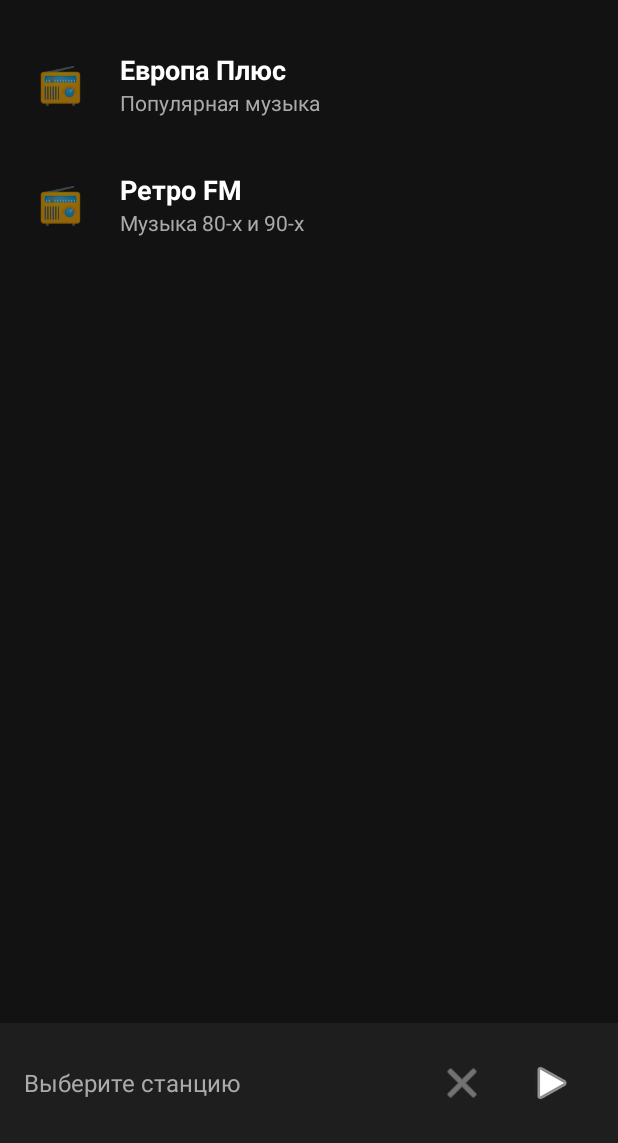
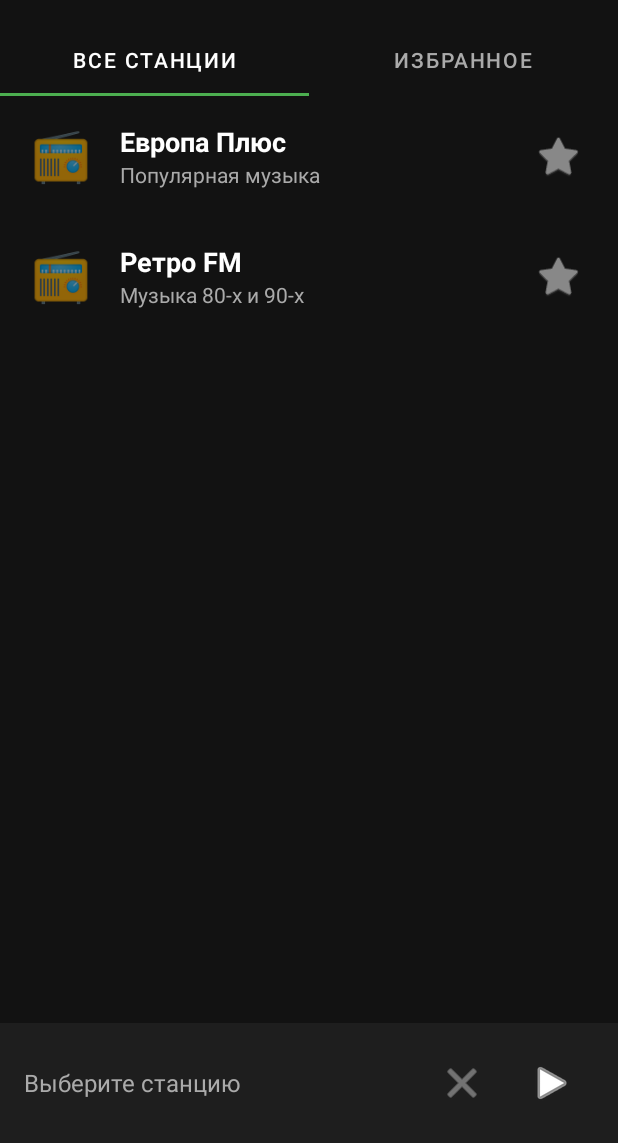
Before and after one commit to Ivan73738182/WaveBoxApp, an Android app: the screen it shows after launch (MainActivity), on a phone screen of 412 x 824 dp, the part 93-1236 px from its top. Run offline under Robolectric (Android 15) with nearby library versions, the phone set to English and light mode, and no system bars; 3 statements that could not run were skipped.

Commit message:
feat: add favorites with SharedPreferences and tabs

```diff
--- a/app/src/main/java/com/ivangames/wavebox/MainActivity.kt
+++ b/app/src/main/java/com/ivangames/wavebox/MainActivity.kt
@@ -5,7 +5,6 @@ import android.content.ComponentName
 import android.content.pm.PackageManager
 import android.os.Build
 import android.os.Bundle
-import android.util.Log
 import android.widget.ImageButton
 import android.widget.TextView
 import android.widget.Toast
@@ -20,13 +19,9 @@ import androidx.media3.session.MediaController
 import androidx.media3.session.SessionToken
 import androidx.recyclerview.widget.LinearLayoutManager
 import androidx.recyclerview.widget.RecyclerView
+import com.google.android.material.tabs.TabLayout
 import com.google.common.util.concurrent.ListenableFuture
 import com.google.common.util.concurrent.MoreExecutors
-import com.google.gson.Gson
-import com.google.gson.reflect.TypeToken
-import okhttp3.OkHttpClient
-import okhttp3.Request
-import java.util.concurrent.Executors
 
 class MainActivity : AppCompatActivity() {
 
@@ -36,26 +31,27 @@ class MainActivity : AppCompatActivity() {
     private lateinit var stopButton: ImageButton
     private lateinit var nowPlayingText: TextView
     private lateinit var adapter: StationAdapter
-    private var stations: List<Station> = emptyList()
+    private lateinit var repository: StationRepository
+    private lateinit var tabLayout: TabLayout
 
-    // Ссылка на наш сервер Render
-    private val serverUrl = "https://waveboxserver.onrender.com/stations"
+    private val stations = listOf(
+        Station("Европа Плюс", "Популярная музыка", "http://ep128.hostingradio.ru:8030/ep128"),
+        Station("Ретро FM", "Музыка 80-х и 90-х", "http://retroserver.streamr.ru:8043/retro256.mp3")
+    )
 
     private val requestPermissionLauncher = registerForActivityResult(
         ActivityResultContracts.RequestPermission()
-    ) { isGranted: Boolean ->
-        if (!isGranted) {
-            Toast.makeText(this, "Без разрешения уведомление не появится", Toast.LENGTH_LONG).show()
-        }
-    }
+    ) { }
 
     override fun onCreate(savedInstanceState: Bundle?) {
         super.onCreate(savedInstanceState)
         setContentView(R.layout.activity_main)
 
+        repository = StationRepository(this)
         playPauseButton = findViewById(R.id.playPauseButton)
         stopButton = findViewById(R.id.stopButton)
         nowPlayingText = findViewById(R.id.nowPlayingText)
+        tabLayout = findViewById(R.id.tabLayout)
         val recyclerView = findViewById<RecyclerView>(R.id.recyclerView)
 
         if (Build.VERSION.SDK_INT >= Build.VERSION_CODES.TIRAMISU) {
@@ -66,15 +62,29 @@ class MainActivity : AppCompatActivity() {
             }
         }
 
-        // Инициализируем адаптер с пустым списком (загрузим позже)
+        // Настраиваем табы
+        tabLayout.addTab(tabLayout.newTab().setText("Все станции"))
+        tabLayout.addTab(tabLayout.newTab().setText("Избранное"))
+
         recyclerView.layoutManager = LinearLayoutManager(this)
-        adapter = StationAdapter(emptyList()) { station ->
-            playStation(station)
-        }
+        adapter = StationAdapter(
+            stations,
+            { station -> playStation(station) },
+            { station -> toggleFavorite(station) },
+            repository
+        )
         recyclerView.adapter = adapter
 
-        // Загружаем станции с сервера
-        loadStationsFromServer()
+        tabLayout.addOnTabSelectedListener(object : TabLayout.OnTabSelectedListener {
+            override fun onTabSelected(tab: TabLayout.Tab?) {
+                when (tab?.position) {
+                    0 -> adapter.updateStations(stations)
+                    1 -> adapter.updateStations(repository.getFavorites())
+                }
+            }
+            override fun onTabUnselected(tab: TabLayout.Tab?) {}
+            override fun onTabReselected(tab: TabLayout.Tab?) {}
+        })
 
         val sessionToken = SessionToken(this, ComponentName(this, RadioService::class.java))
         controllerFuture = MediaController.Builder(this, sessionToken).buildAsync()
@@ -87,13 +97,11 @@ class MainActivity : AppCompatActivity() {
                 override fun onIsPlayingChanged(isPlaying: Boolean) {
                     updatePlayPauseButton(isPlaying)
                 }
-
                 override fun onMediaItemTransition(mediaItem: MediaItem?, reason: Int) {
                     val title = mediaItem?.mediaMetadata?.title?.toString() ?: "Неизвестно"
                     nowPlayingText.text = title
                     adapter.setPlayingStation(title)
                 }
-
                 override fun onPlayerError(error: PlaybackException) {
                     Toast.makeText(this@MainActivity, "Ошибка: ${error.errorCodeName}", Toast.LENGTH_LONG).show()
                     nowPlayingText.text = "Ошибка воспроизведения"
@@ -116,42 +124,15 @@ class MainActivity : AppCompatActivity() {
         }
     }
 
-    private fun loadStationsFromServer() {
-        Executors.newSingleThreadExecutor().execute {
-            try {
-                val client = OkHttpClient()
-                val request = Request.Builder().url(serverUrl).build()
-                val response = client.newCall(request).execute()
-
-                if (response.isSuccessful) {
-                    val json = response.body?.string()
-                    val type = object : TypeToken<List<Station>>() {}.type
-                    val loadedStations: List<Station> = Gson().fromJson(json, type)
-
-                    runOnUiThread {
-                        stations = loadedStations
-                        adapter = StationAdapter(stations) { station ->
-                            playStation(station)
-                        }
-                        findViewById<RecyclerView>(R.id.recyclerView).adapter = adapter
-                    }
-                } else {
-                    Log.e("WaveBox", "Server error: ${response.code}")
-                }
-            } catch (e: Exception) {
-                Log.e("WaveBox", "Error loading stations", e)
-                // Если сервер не ответил, показываем станции по умолчанию
-                runOnUiThread {
-                    stations = listOf(
-                        Station("Европа Плюс", "Популярная музыка", "http://ep128.hostingradio.ru:8030/ep128"),
-                        Station("Ретро FM", "Музыка 80-х и 90-х", "http://retroserver.streamr.ru:8043/retro256.mp3")
-                    )
-                    adapter = StationAdapter(stations) { station ->
-                        playStation(station)
-                    }
-                    findViewById<RecyclerView>(R.id.recyclerView).adapter = adapter
-                }
-            }
+    private fun toggleFavorite(station: Station) {
+        if (repository.isFavorite(station)) {
+            repository.removeFavorite(station)
+        } else {
+            repository.addFavorite(station)
+        }
+        // Если мы на вкладке "Избранное", обновляем список
+        if (tabLayout.selectedTabPosition == 1) {
+            adapter.updateStations(repository.getFavorites())
         }
     }
 
@@ -165,17 +146,14 @@ class MainActivity : AppCompatActivity() {
 
     private fun playStation(station: Station) {
         nowPlayingText.text = "Загрузка: ${station.name}..."
-
         val mediaMetadata = MediaMetadata.Builder()
             .setTitle(station.name)
             .setArtist(station.desc)
             .build()
-
         val mediaItem = MediaItem.Builder()
             .setUri(station.url)
             .setMediaMetadata(mediaMetadata)
             .build()
-
         controller?.setMediaItem(mediaItem)
         controller?.prepare()
         controller?.play()
--- a/app/src/main/java/com/ivangames/wavebox/StationAdapter.kt
+++ b/app/src/main/java/com/ivangames/wavebox/StationAdapter.kt
@@ -4,14 +4,17 @@ import android.graphics.Color
 import android.view.LayoutInflater
 import android.view.View
 import android.view.ViewGroup
+import android.widget.ImageButton
 import android.widget.TextView
 import androidx.recyclerview.widget.RecyclerView
 
 data class Station(val name: String, val desc: String, val url: String)
 
 class StationAdapter(
-    private val stations: List<Station>,
-    private val onClick: (Station) -> Unit
+    private var stations: List<Station>,
+    private val onClick: (Station) -> Unit,
+    private val onFavoriteToggle: (Station) -> Unit,
+    private val repository: StationRepository
 ) : RecyclerView.Adapter<StationAdapter.ViewHolder>() {
 
     private var playingStationName: String? = null
@@ -20,6 +23,12 @@ class StationAdapter(
         val name: TextView = view.findViewById(R.id.stationName)
         val desc: TextView = view.findViewById(R.id.stationDesc)
         val icon: TextView = view.findViewById(R.id.stationIcon)
+        val favoriteBtn: ImageButton = view.findViewById(R.id.favoriteButton)
+    }
+
+    fun updateStations(newStations: List<Station>) {
+        stations = newStations
+        notifyDataSetChanged()
     }
 
     fun setPlayingStation(name: String?) {
@@ -38,13 +47,26 @@ class StationAdapter(
         holder.name.text = station.name
         holder.desc.text = station.desc
 
-        // Подсвечиваем активную станцию
         if (station.name == playingStationName) {
-            holder.name.setTextColor(Color.parseColor("#4CAF50")) // Зелёный
+            holder.name.setTextColor(Color.parseColor("#4CAF50"))
             holder.icon.text = "▶️"
         } else {
             holder.name.setTextColor(Color.WHITE)
             holder.icon.text = "📻"
+        }
+
+        // Настраиваем сердечко
+        if (repository.isFavorite(station)) {
+            holder.favoriteBtn.setImageResource(android.R.drawable.btn_star_big_on)
+            holder.favoriteBtn.setColorFilter(Color.parseColor("#FF4081"))
+        } else {
+            holder.favoriteBtn.setImageResource(android.R.drawable.btn_star_big_off)
+            holder.favoriteBtn.setColorFilter(Color.GRAY)
+        }
+
+        holder.favoriteBtn.setOnClickListener {
+            onFavoriteToggle(station)
+            notifyItemChanged(position) // Обновляем иконку
         }
 
         holder.itemView.setOnClickListener { onClick(station) }
--- /dev/null
+++ b/app/src/main/java/com/ivangames/wavebox/StationRepository.kt
@@ -0,0 +1,40 @@
+package com.ivangames.wavebox
+
+import android.content.Context
+import android.content.SharedPreferences
+import com.google.gson.Gson
+import com.google.gson.reflect.TypeToken
+
+class StationRepository(context: Context) {
+    private val prefs: SharedPreferences = context.getSharedPreferences("wavebox_prefs", Context.MODE_PRIVATE)
+    private val gson = Gson()
+
+    fun getFavorites(): List<Station> {
+        val json = prefs.getString("favorites", null) ?: return emptyList()
+        val type = object : TypeToken<List<Station>>() {}.type
+        return gson.fromJson(json, type)
+    }
+
+    fun addFavorite(station: Station) {
+        val favorites = getFavorites().toMutableList()
+        if (favorites.none { it.url == station.url }) {
+            favorites.add(station)
+            saveFavorites(favorites)
+        }
+    }
+
+    fun removeFavorite(station: Station) {
+        val favorites = getFavorites().toMutableList()
+        favorites.removeAll { it.url == station.url }
+        saveFavorites(favorites)
+    }
+
+    fun isFavorite(station: Station): Boolean {
+        return getFavorites().any { it.url == station.url }
+    }
+
+    private fun saveFavorites(favorites: List<Station>) {
+        val json = gson.toJson(favorites)
+        prefs.edit().putString("favorites", json).apply()
+    }
+}
--- a/app/src/main/res/layout/activity_main.xml
+++ b/app/src/main/res/layout/activity_main.xml
@@ -18,12 +18,22 @@
         app:layout_constraintTop_toTopOf="parent"
         app:layout_constraintStart_toStartOf="parent" />
 
+    <com.google.android.material.tabs.TabLayout
+        android:id="@+id/tabLayout"
+        android:layout_width="match_parent"
+        android:layout_height="wrap_content"
+        android:layout_marginTop="16dp"
+        android:background="#121212"
+        app:tabTextColor="#AAAAAA"
+        app:tabSelectedTextColor="#FFFFFF"
+        app:tabIndicatorColor="#4CAF50"
+        app:layout_constraintTop_toBottomOf="@id/titleText" />
+
     <androidx.recyclerview.widget.RecyclerView
         android:id="@+id/recyclerView"
         android:layout_width="match_parent"
         android:layout_height="0dp"
-        android:layout_marginTop="16dp"
-        app:layout_constraintTop_toBottomOf="@id/titleText"
+        app:layout_constraintTop_toBottomOf="@id/tabLayout"
         app:layout_constraintBottom_toTopOf="@id/playerBar"
         app:layout_constraintStart_toStartOf="parent"
         app:layout_constraintEnd_toEndOf="parent"/>
--- a/app/src/main/res/layout/item_station.xml
+++ b/app/src/main/res/layout/item_station.xml
@@ -12,7 +12,7 @@
         android:layout_width="48dp"
         android:layout_height="48dp"
         android:gravity="center"
-        android:textSize="24sp"
+        android:textSize="32sp"
         android:text="📻" />
 
     <LinearLayout
@@ -37,4 +37,13 @@
             android:textColor="#AAAAAA"
             android:textSize="14sp" />
     </LinearLayout>
+
+    <ImageButton
+        android:id="@+id/favoriteButton"
+        android:layout_width="48dp"
+        android:layout_height="48dp"
+        android:background="?attr/selectableItemBackgroundBorderless"
+        android:src="@android:drawable/btn_star_big_off"
+        android:tint="#888888" />
+
 </LinearLayout>
```
